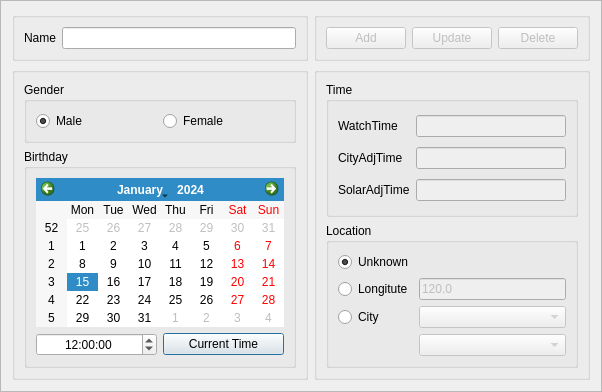
The window that UI/birthdayframe.ui (thuleqaid/paipan) describes before a commit, drawn with Qt 5.
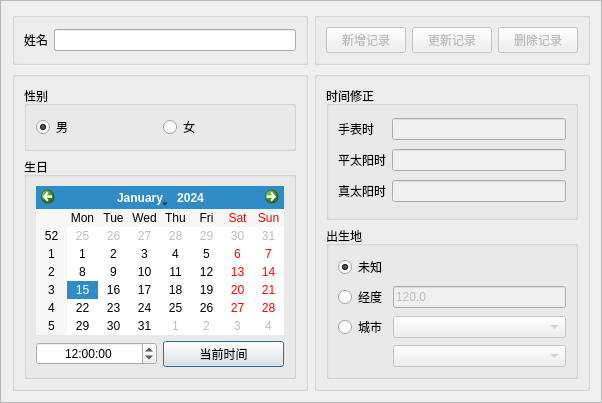
The same window after the commit.

Diff of the .ui file:
```diff
--- a/UI/birthdayframe.ui
+++ b/UI/birthdayframe.ui
@@ -7,7 +7,7 @@
     <x>0</x>
     <y>0</y>
     <width>562</width>
-    <height>369</height>
+    <height>373</height>
    </rect>
   </property>
   <property name="windowTitle">
@@ -41,13 +41,13 @@
          </sizepolicy>
         </property>
         <property name="title">
-         <string>Time</string>
+         <string>时间修正</string>
         </property>
         <layout class="QGridLayout" name="gridLayout_2">
          <item row="0" column="0">
           <widget class="QLabel" name="label_2">
            <property name="text">
-            <string>WatchTime</string>
+            <string>手表时</string>
            </property>
            <property name="buddy">
             <cstring>edit_time1</cstring>
@@ -73,7 +73,7 @@
          <item row="1" column="0">
           <widget class="QLabel" name="label_3">
            <property name="text">
-            <string>CityAdjTime</string>
+            <string>平太阳时</string>
            </property>
            <property name="buddy">
             <cstring>edit_time2</cstring>
@@ -83,7 +83,7 @@
          <item row="2" column="0">
           <widget class="QLabel" name="label_4">
            <property name="text">
-            <string>SolarAdjTime</string>
+            <string>真太阳时</string>
            </property>
            <property name="buddy">
             <cstring>edit_time3</cstring>
@@ -128,13 +128,13 @@
       <item>
        <widget class="QGroupBox" name="groupBox_5">
         <property name="title">
-         <string>Location</string>
+         <string>出生地</string>
         </property>
         <layout class="QGridLayout" name="gridLayout_3">
          <item row="0" column="0">
           <widget class="QRadioButton" name="radio_lu">
            <property name="text">
-            <string>Unknown</string>
+            <string>未知</string>
            </property>
            <property name="checked">
             <bool>true</bool>
@@ -144,14 +144,14 @@
          <item row="1" column="0">
           <widget class="QRadioButton" name="radio_ll">
            <property name="text">
-            <string>Longitute</string>
+            <string>经度</string>
            </property>
           </widget>
          </item>
          <item row="2" column="0">
           <widget class="QRadioButton" name="radio_lc">
            <property name="text">
-            <string>City</string>
+            <string>城市</string>
            </property>
           </widget>
          </item>
@@ -206,13 +206,13 @@
          </sizepolicy>
         </property>
         <property name="title">
-         <string>Gender</string>
+         <string>性别</string>
         </property>
         <layout class="QHBoxLayout" name="horizontalLayout">
          <item>
           <widget class="QRadioButton" name="radio_male">
            <property name="text">
-            <string>Male</string>
+            <string>男</string>
            </property>
            <property name="checked">
             <bool>true</bool>
@@ -222,7 +222,7 @@
          <item>
           <widget class="QRadioButton" name="radio_female">
            <property name="text">
-            <string>Female</string>
+            <string>女</string>
            </property>
           </widget>
          </item>
@@ -238,7 +238,7 @@
          </sizepolicy>
         </property>
         <property name="title">
-         <string>Birthday</string>
+         <string>生日</string>
         </property>
         <layout class="QGridLayout" name="gridLayout_4">
          <item row="1" column="0">
@@ -261,7 +261,7 @@
          <item row="1" column="1">
           <widget class="QPushButton" name="btnNow">
            <property name="text">
-            <string>Current Time</string>
+            <string>当前时间</string>
            </property>
            <property name="default">
             <bool>true</bool>
@@ -304,7 +304,7 @@
          </sizepolicy>
         </property>
         <property name="text">
-         <string>Name</string>
+         <string>姓名</string>
         </property>
         <property name="buddy">
          <cstring>edit_name</cstring>
@@ -336,7 +336,7 @@
          <bool>false</bool>
         </property>
         <property name="text">
-         <string>Add</string>
+         <string>新增记录</string>
         </property>
        </widget>
       </item>
@@ -346,7 +346,7 @@
          <bool>false</bool>
         </property>
         <property name="text">
-         <string>Update</string>
+         <string>更新记录</string>
         </property>
        </widget>
       </item>
@@ -356,7 +356,7 @@
          <bool>false</bool>
         </property>
         <property name="text">
-         <string>Delete</string>
+         <string>删除记录</string>
         </property>
        </widget>
       </item>
```
